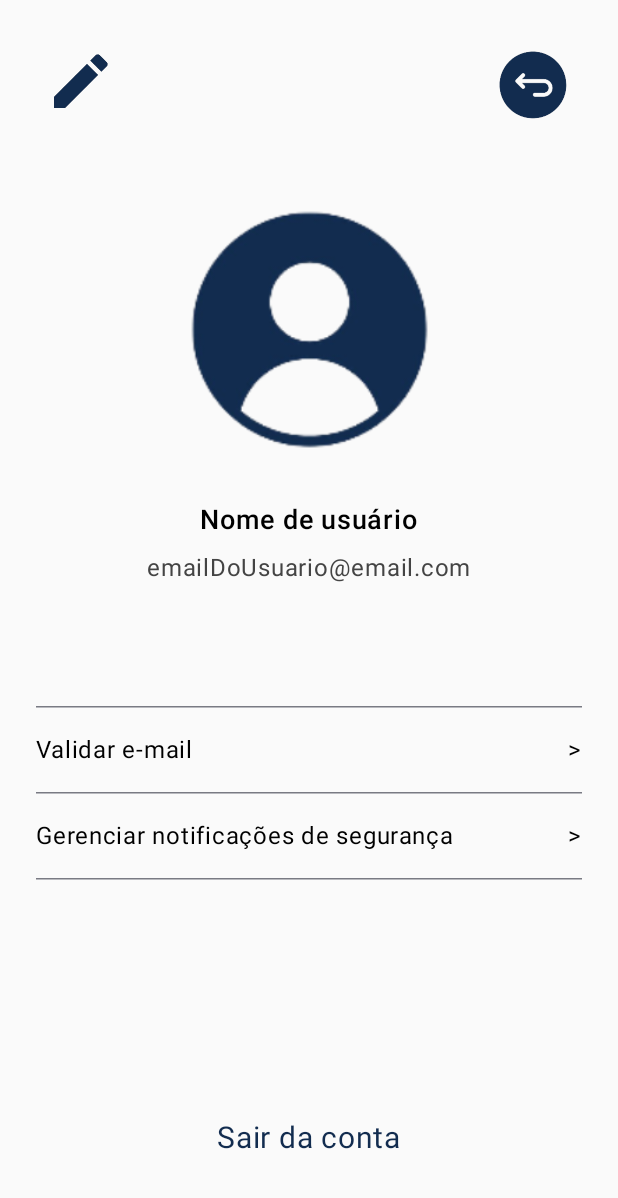
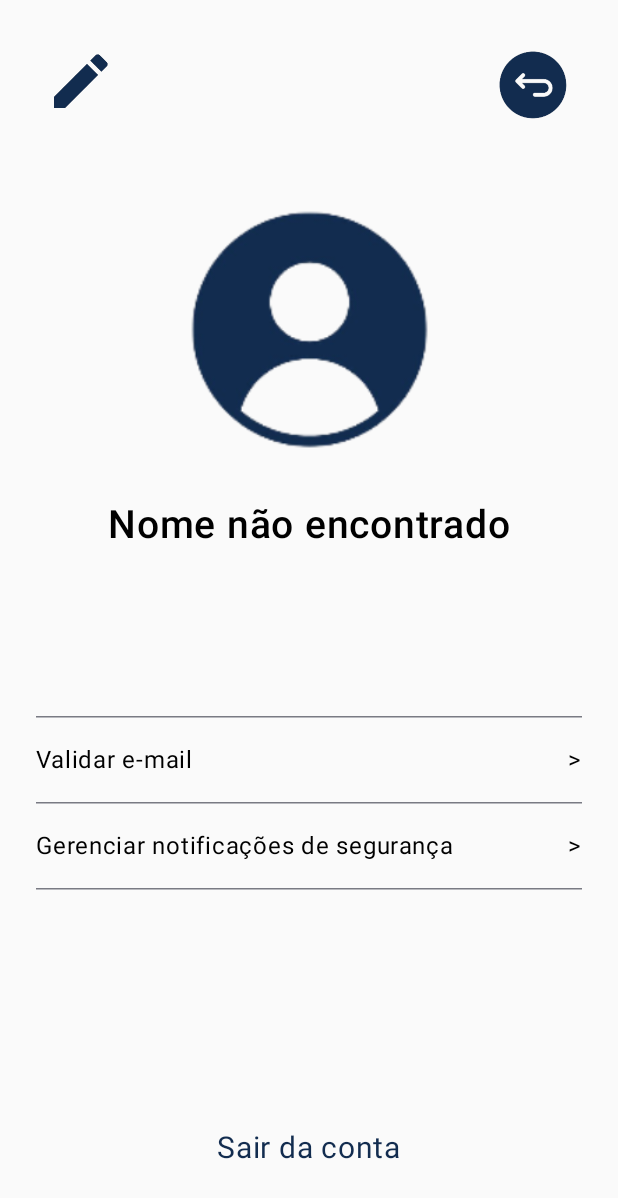
Before and after one commit to gustavo-zorzo/PI3-Turma3-6, an Android app built with Jetpack Compose: the AccountConfigActivity screen opened directly, with no data from a screen before it, on a phone screen of 412 x 824 dp. Shown: the top 1198 px of the screen. Run offline under Robolectric (Android 15) with nearby library versions, the phone set to English and light mode, and no system bars; our stand-ins replace Firebase (no records; nobody signed in at launch, a user with empty details on screens opened directly).

Commit message:
back de AccountConfigActivity e front da EmailVerificationActivity feitos.

```diff
--- a/SuperID/app/src/main/AndroidManifest.xml
+++ b/SuperID/app/src/main/AndroidManifest.xml
@@ -48,6 +48,11 @@
             android:name=".AccountConfigActivity"
             android:exported="true" />
 
+        <!-- Tela de validacao do email -->
+        <activity
+            android:name=".EmailVerificationActivity"
+            android:exported="true" />
+
     </application>
 
 </manifest>
--- a/SuperID/app/src/main/java/br/com/superid/AccountConfigActivity.kt
+++ b/SuperID/app/src/main/java/br/com/superid/AccountConfigActivity.kt
@@ -1,5 +1,6 @@
 package br.com.superid
 
+import android.content.Intent
 import android.os.Bundle
 import android.widget.Toast
 import androidx.activity.ComponentActivity
@@ -8,19 +9,18 @@ import androidx.compose.foundation.Image
 import androidx.compose.foundation.clickable
 import androidx.compose.foundation.layout.*
 import androidx.compose.material3.*
-import androidx.compose.runtime.Composable
+import androidx.compose.runtime.*
 import androidx.compose.ui.Alignment
 import androidx.compose.ui.Modifier
 import androidx.compose.ui.graphics.Color
+import androidx.compose.ui.platform.LocalContext
 import androidx.compose.ui.res.painterResource
 import androidx.compose.ui.text.font.FontWeight
 import androidx.compose.ui.unit.dp
 import androidx.compose.ui.unit.sp
 import br.com.superid.ui.theme.SuperIDTheme
-import androidx.compose.ui.platform.LocalContext
-
-
-
+import com.google.firebase.auth.FirebaseAuth
+import com.google.firebase.firestore.FirebaseFirestore
 
 class AccountConfigActivity : ComponentActivity() {
     override fun onCreate(savedInstanceState: Bundle?) {
@@ -36,6 +36,26 @@ class AccountConfigActivity : ComponentActivity() {
 @Composable
 fun TelaPerfil() {
     val context = LocalContext.current
+    val auth = FirebaseAuth.getInstance()
+    val firestore = FirebaseFirestore.getInstance()
+
+    val emailUsuario = auth.currentUser?.email ?: "Email não disponível"
+    val uid = auth.currentUser?.uid
+
+    var nomeUsuario by remember { mutableStateOf("Carregando...") }
+
+    LaunchedEffect(uid) {
+        uid?.let {
+            firestore.collection("Usuario").document(it)
+                .get()
+                .addOnSuccessListener { doc ->
+                    nomeUsuario = doc.getString("nome") ?: "Nome não encontrado"
+                }
+                .addOnFailureListener {
+                    nomeUsuario = "Erro ao carregar nome"
+                }
+        }
+    }
 
     Column(
         modifier = Modifier
@@ -69,39 +89,38 @@ fun TelaPerfil() {
                 modifier = Modifier
                     .size(65.dp)
                     .clickable {
+                        val intent = Intent(context, DashboardActivity::class.java)
+                        context.startActivity(intent)
                         (context as? ComponentActivity)?.finish()
                     },
                 tint = Color.Unspecified
             )
-
         }
 
         Spacer(modifier = Modifier.height(15.dp))
 
-
         Image(
             painter = painterResource(id = R.drawable.logo_icon),
             contentDescription = "Avatar",
-            modifier = Modifier
-                .size(230.dp)
-
+            modifier = Modifier.size(230.dp)
         )
 
-
-        //fazer com que o nome do usuario apareca ao inves da msg - fazer ainda
-        Text("Nome de usuário", fontSize = 18.sp, fontWeight = FontWeight.SemiBold)
-
+        // Nome e Email do usuário
+        Text(nomeUsuario, fontSize = 26.sp, fontWeight = FontWeight.SemiBold)
         Spacer(modifier = Modifier.height(8.dp))
-
-        //fazer com que o email do usuario apareca ao inves da msg - fazer ainda
-        Text("emailDoUsuario@email.com", color = Color.DarkGray)
+        Text(emailUsuario, color = Color.DarkGray)
 
         Spacer(modifier = Modifier.height(80.dp))
 
         HorizontalDivider()
-        ItemOpcaoPerfil("Validar e-mail")
+        ProfileButton("Validar e-mail") {
+            val intent = Intent(context, EmailVerificationActivity::class.java)
+            context.startActivity(intent)
+        }
         HorizontalDivider()
-        ItemOpcaoPerfil("Gerenciar notificações de segurança")
+        ProfileButton("Gerenciar notificações de segurança") {
+            Toast.makeText(context, "Função ainda não implementada", Toast.LENGTH_SHORT).show()
+        }
         HorizontalDivider()
 
         Spacer(modifier = Modifier.height(160.dp))
@@ -111,22 +130,23 @@ fun TelaPerfil() {
             color = Color(0xFF122C4F),
             fontSize = 20.sp,
             modifier = Modifier.clickable {
-                Toast.makeText(context, "Logout", Toast.LENGTH_SHORT).show()
-
+                FirebaseAuth.getInstance().signOut()
+                Toast.makeText(context, "Logout realizado", Toast.LENGTH_SHORT).show()
+                val intent = Intent(context, WelcomeActivity::class.java)
+                context.startActivity(intent)
+                (context as? ComponentActivity)?.finish()
             }
         )
     }
 }
 
 @Composable
-fun ItemOpcaoPerfil(titulo: String) {
+fun ProfileButton(titulo: String, onClick: () -> Unit) {
     Row(
         modifier = Modifier
             .fillMaxWidth()
             .padding(vertical = 16.dp)
-            .clickable {
-
-            },
+            .clickable { onClick() },
         horizontalArrangement = Arrangement.SpaceBetween
     ) {
         Text(titulo, fontSize = 16.sp)
```
Also changed, not shown: SuperID/app/src/main/java/br/com/superid/EmailVerificationActivity.kt (added, +150 -0 lines), SuperID/app/src/main/java/br/com/superid/PasswordManagerActivity.kt (+29 -15 lines), SuperID/app/src/main/java/br/com/superid/SignUpActivity.kt (+26 -10 lines).
